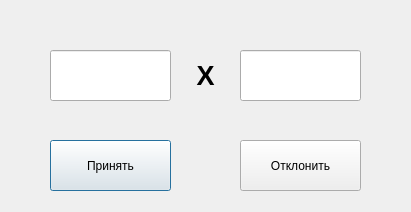
The window that RL_QT/createproj_dialog.ui (GuzliGit/projectRL) describes before a commit, drawn with Qt 5.
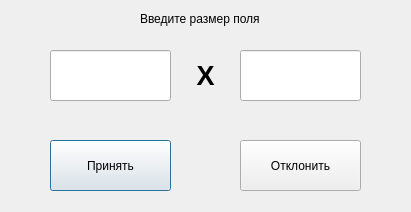
The same window after the commit. Icons and pictures are not drawn.

Diff of the .ui file:
```diff
--- a/RL_QT/createproj_dialog.ui
+++ b/RL_QT/createproj_dialog.ui
@@ -117,7 +117,20 @@
     <enum>Qt::RightToLeft</enum>
    </property>
    <property name="alignment">
-    <set>Qt::AlignRight|Qt::AlignTrailing|Qt::AlignVCenter</set>
+    <set>Qt::AlignmentFlag::AlignRight|Qt::AlignmentFlag::AlignTrailing|Qt::AlignmentFlag::AlignVCenter</set>
+   </property>
+  </widget>
+  <widget class="QLabel" name="label_2">
+   <property name="geometry">
+    <rect>
+     <x>140</x>
+     <y>10</y>
+     <width>131</width>
+     <height>17</height>
+    </rect>
+   </property>
+   <property name="text">
+    <string>Введите размер поля</string>
    </property>
   </widget>
  </widget>
```
Left out of the diff: 18 changed lines with no effect on the pictures.
